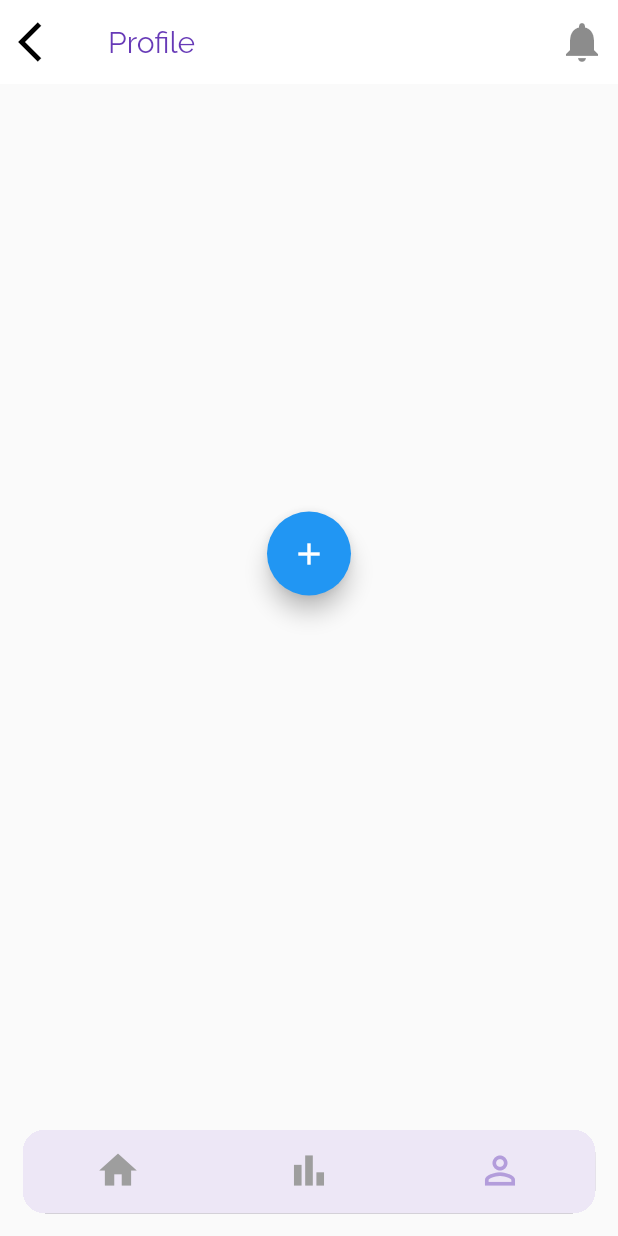
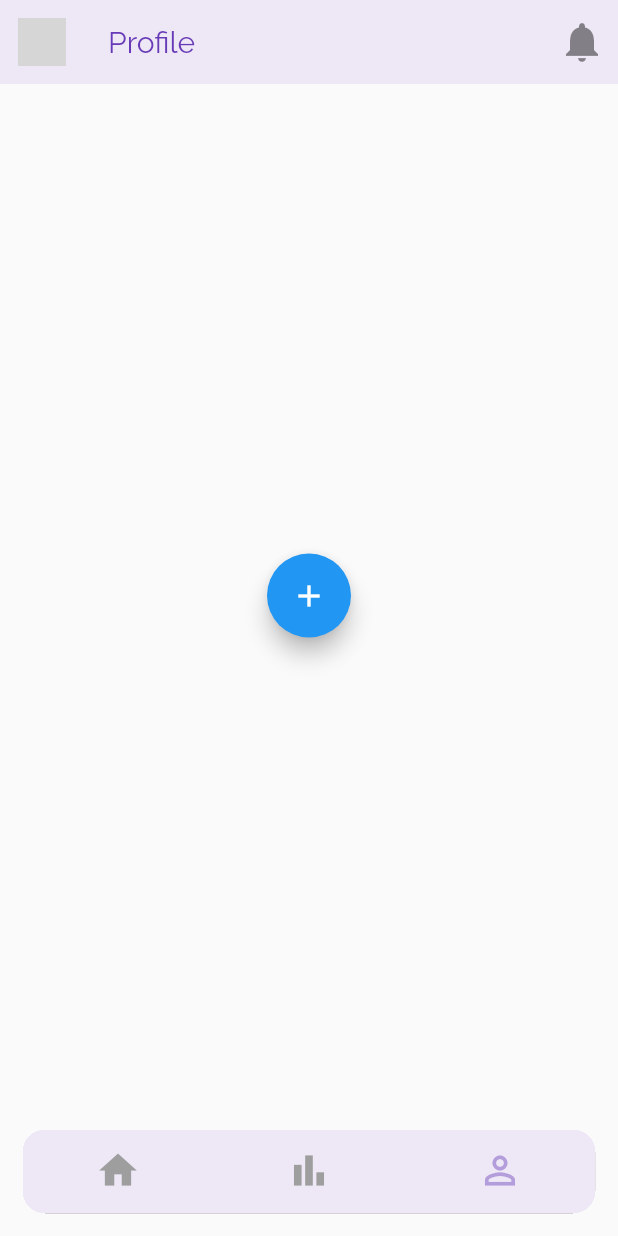
Before and after one commit to meminb/WorkInn, a Flutter app: the Main screen opened directly, item 3 of the bottom bar chosen, after a tap on the "add" icon, on a phone screen of 412 x 824 dp. Run offline on Flutter 3.47's test engine with Material 2 defaults, Android fonts, the phone set to English and light mode, and no system bars; our stand-ins replace cloud_firestore, firebase_auth, firebase_core, shared_preferences; accounts and stored records are empty; network calls fail; grey boxes are pictures that could not be loaded.

Commit message:
filter added, some architecture and design improvements

```diff
--- a/lib/frontend/homepage.dart
+++ b/lib/frontend/homepage.dart
@@ -1,7 +1,9 @@
 import 'package:flutter/material.dart';
 import 'package:workinn/Datas.dart';
+import 'package:workinn/model/Workout.dart';
 import 'package:workinn/repository/WorkoutRepository.dart';
 import 'widgets/WorkoutWidgets.dart';
+import 'package:workinn/frontend/widgets/Common.dart';
 
 class Homepage extends StatefulWidget {
   const Homepage({Key? key}) : super(key: key);
@@ -11,15 +13,48 @@ class Homepage extends StatefulWidget {
 }
 
 class _HomepageState extends State<Homepage> {
+  late List<Workout> workoutsToShown;
+
+  var _appBarTitle = 'WorkInn';
+  List<Widget> _actionButtons = new List.from([
+    IconButton(
+      icon:
+          new Icon(Icons.workspaces_outlined, color: Colors.black45, size: 32),
+      onPressed: () {
+        // do something
+      },
+    )
+  ]);
+  @override
+  initState() {
+    workoutsToShown = Datas.workouts;
+  }
+
   Widget build(BuildContext context) {
-    return Container(
-      child: Scaffold(
-        body: ListView.builder(
-            itemCount: Datas.workouts.length,
+    return Scaffold(
+      appBar: Common.appbar(_appBarTitle, _actionButtons),
+      body: Column(
+        children: [
+          Padding(
+            padding: const EdgeInsets.symmetric(horizontal: 14),
+            child: TextField(
+              onChanged: (value) => _runFilter(value),
+              decoration: const InputDecoration(
+                  labelText: 'Search',
+                  hintText: ("Enter a muscle name e.g. \"Triceps\""),
+                  suffixIcon: Icon(Icons.search)),
+            ),
+          ),
+          Expanded(
+            child: ListView.builder(
+                itemCount: workoutsToShown.length,
                 itemBuilder: (BuildContext context, int index) {
                   return WorkoutWidgets.workoutListviewItem(
-                  Datas.workouts[index], context);
+                      workoutsToShown[index], context);
                 }),
+          ),
+        ],
+      ),
       floatingActionButton: FloatingActionButton(
         onPressed: () => _showMyDialog(),
         highlightElevation: 50,
@@ -29,8 +64,34 @@ class _HomepageState extends State<Homepage> {
         ),
         backgroundColor: Colors.purple,
       ),
-      ),
     );
+  }
+
+  void _runFilter(String enteredKeyword) {
+    List<Workout> foundedworkouts = new List.empty(growable: true);
+    if (enteredKeyword.isEmpty) {
+      foundedworkouts = Datas.workouts;
+    } else {
+      for (var workout in Datas.workouts) {
+        loopOfExercise:
+        for (var exercise in workout.exerciseList) {
+          for (var muscle in exercise!.muscleGroups) {
+            if (muscle
+                .toString()
+                .toLowerCase()
+                .contains(enteredKeyword.toLowerCase())) {
+              foundedworkouts.add(workout);
+              break loopOfExercise;
+            }
+          }
+        }
+      }
+    }
+
+// muscle.toString().toLowerCase().contains(enteredKeyword.toLowerCase())
+    setState(() {
+      workoutsToShown = foundedworkouts;
+    });
   }
 
   Future<void> _showMyDialog() async {
--- a/lib/frontend/profile.dart
+++ b/lib/frontend/profile.dart
@@ -1,5 +1,6 @@
 import 'package:flutter/material.dart';
 import 'package:cloud_firestore/cloud_firestore.dart';
+import 'package:workinn/frontend/widgets/Common.dart';
 import 'package:workinn/repository/ExercisesRepository.dart';
 import 'package:workinn/repository/WorkoutHistoryRepository.dart';
 import 'package:workinn/repository/WorkoutRepository.dart';
@@ -12,13 +13,24 @@ class Profile extends StatefulWidget {
 }
 
 class _ProfileState extends State<Profile> {
+  var _actionButtons = new List<Widget>.from([
+    IconButton(
+      icon: new Icon(Icons.notifications, color: Colors.black45, size: 32),
+      onPressed: () {
+        // do something
+      },
+    )
+  ]);
   @override
   Widget build(BuildContext context) {
-    return Center(
-      child: FloatingActionButton(
-        backgroundColor: Colors.blue,
-        child: Icon(Icons.add),
-        onPressed: () async {},
+    return Scaffold(
+      appBar: Common.appbar("Profile", _actionButtons),
+      body: Center(
+        child: FloatingActionButton(
+          backgroundColor: Colors.blue,
+          child: Icon(Icons.add),
+          onPressed: () async {},
+        ),
       ),
     );
   }
--- /dev/null
+++ b/lib/frontend/widgets/Common.dart
@@ -0,0 +1,20 @@
+import 'package:flutter/material.dart';
+
+class Common {
+  static AppBar appbar(String title, List<Widget> actionButtons) {
+    return AppBar(
+      backgroundColor: Colors.deepPurple.shade50,
+      elevation: 0,
+      title: Text(title,
+          style: TextStyle(color: Colors.deepPurple, fontFamily: 'Raleway')),
+      leading: IconButton(
+        icon: ImageIcon(AssetImage('assets/images/dumbbell.png'),
+            color: Colors.black, size: 32),
+        onPressed: () {
+          // do something
+        },
+      ),
+      actions: actionButtons,
+    );
+  }
+}
--- a/lib/main.dart
+++ b/lib/main.dart
@@ -66,90 +66,15 @@ class _MainState extends State<Main> {
   Widget build(BuildContext context) {
     return Scaffold(
       extendBodyBehindAppBar: true,
-      appBar: appbar(),
       body: pages[_currentIndex],
       bottomNavigationBar: navigationbar(),
     );
   }
 
   void _onItemTapped(int index) {
-    switch (index) {
-      case 0:
-        {
-          _leadingButton = IconButton(
-            icon: ImageIcon(AssetImage('assets/images/dumbbell.png'),
-                color: Colors.black, size: 32),
-            onPressed: () {
-              // do something
-            },
-          );
-          _appBarTitle = 'WorkInn';
-          _actionButton = IconButton(
-            icon: new Icon(Icons.filter_list, color: Colors.black45, size: 32),
-            onPressed: () {
-              // do something
-            },
-          );
-        }
-        break;
-
-      case 1:
-        {
-          _leadingButton = IconButton(
-            icon: new Icon(Icons.arrow_back_ios, color: Colors.black, size: 32),
-            onPressed: () {
-              // do something
-            },
-          );
-          _appBarTitle = 'Progress';
-          _actionButton = IconButton(
-            icon: new Icon(Icons.swap_calls, color: Colors.black45, size: 32),
-            onPressed: () {
-              // do something
-            },
-          );
-        }
-        break;
-
-      case 2:
-        {
-          _leadingButton = IconButton(
-            icon: new Icon(Icons.arrow_back_ios, color: Colors.black, size: 32),
-            onPressed: () {
-              // do something
-            },
-          );
-          _appBarTitle = 'Profile';
-          _actionButton = IconButton(
-            icon:
-                new Icon(Icons.notifications, color: Colors.black45, size: 32),
-            onPressed: () {
-              // do something
-            },
-          );
-        }
-        break;
-
-      default:
-        {
-          //statements;
-        }
-        break;
-    }
     setState(() {
       _currentIndex = index;
     });
-  }
-
-  AppBar appbar() {
-    return AppBar(
-      backgroundColor: Colors.white,
-      elevation: 0,
-      title: Text(_appBarTitle,
-          style: TextStyle(color: Colors.deepPurple, fontFamily: 'Raleway')),
-      leading: _leadingButton,
-      actions: <Widget>[_actionButton],
-    );
   }
 
   //Navigation-Bar Design And Tapped Logic
--- a/lib/repository/WorkoutRepository.dart
+++ b/lib/repository/WorkoutRepository.dart
@@ -29,7 +29,6 @@ class WorkoutRepository {
           .collection("customWorkouts");
 
       Map<String, dynamic> postData = workout.toJson();
-      print(postData.toString());
       await postsRef.doc(workout.workoutName).set(postData);
     } else {
       print("Login first!");
```
Also changed, not shown: lib/frontend/statistics.dart (+9 -5 lines). Lines whose indentation alone changed are shown as unchanged.
